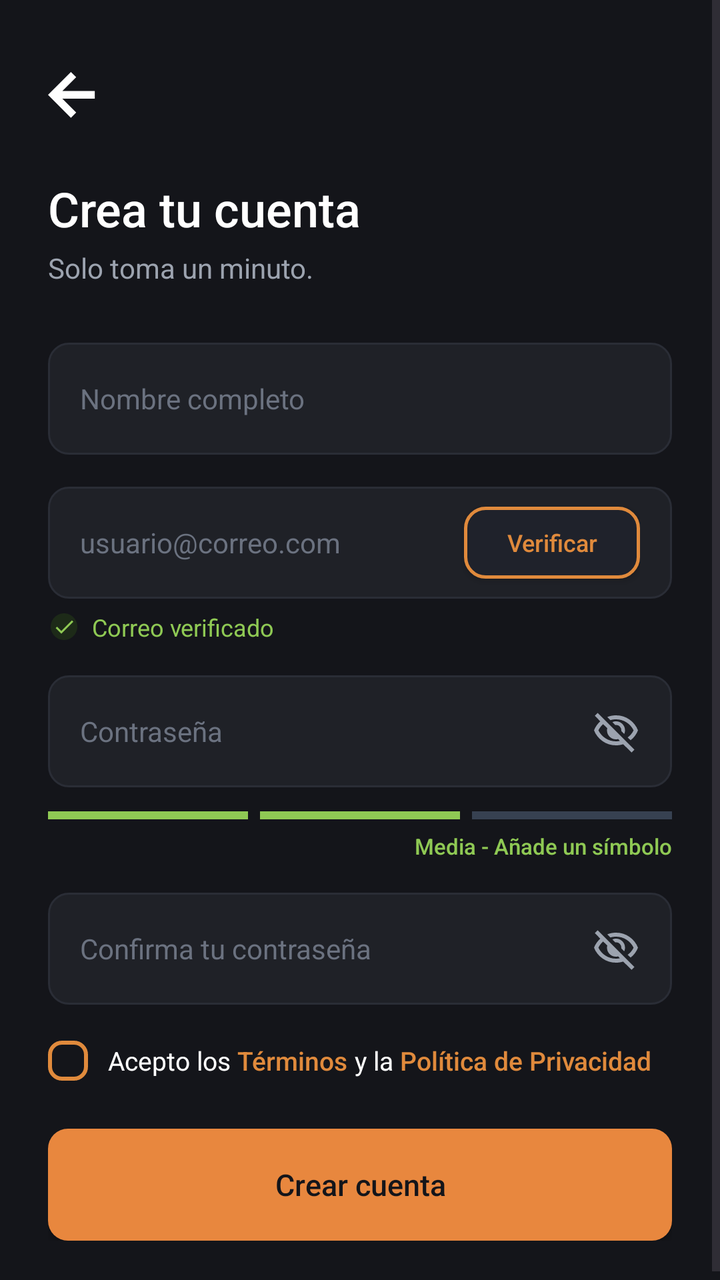
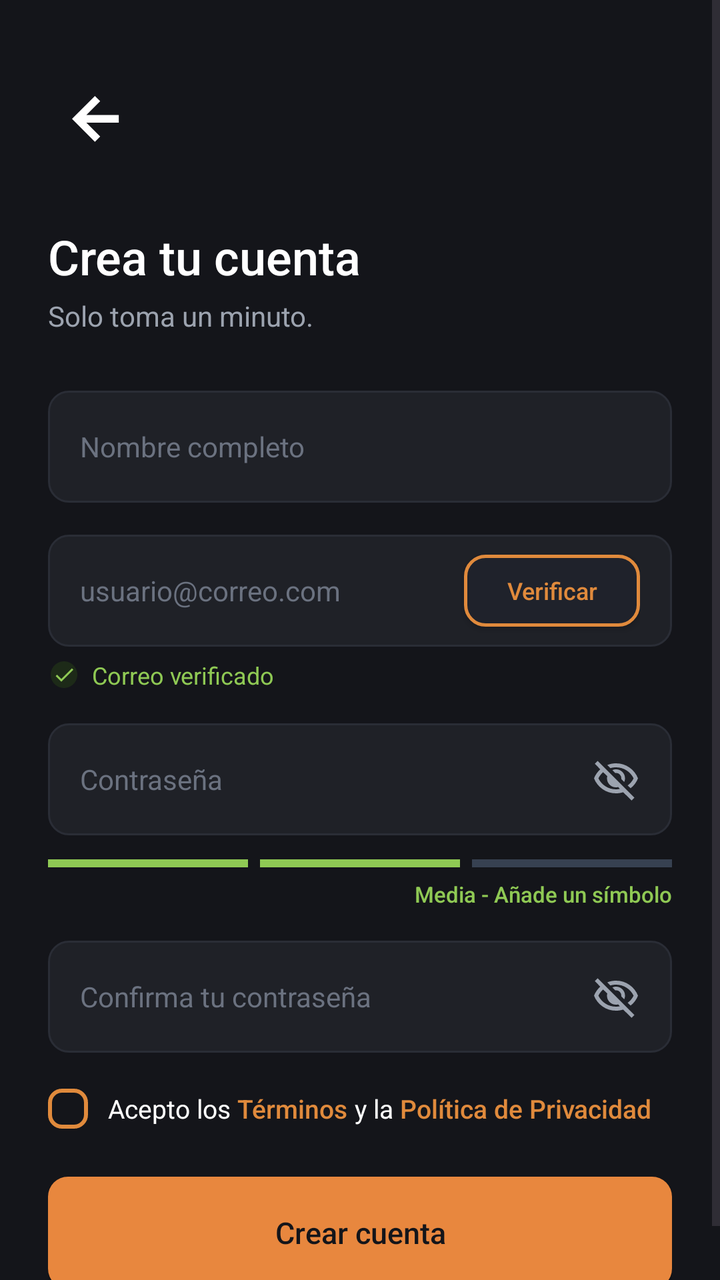

An Android layout rendered at two revisions. The XML below is the earlier revision; the diff shows what the commit changed to produce the second picture.
<!-- AndroidManifest.xml: application theme Theme.MyApplication -->
<!-- res/layout/activity_register.xml -->
<?xml version="1.0" encoding="utf-8"?>
<ScrollView xmlns:android="http://schemas.android.com/apk/res/android"
    xmlns:app="http://schemas.android.com/apk/res-auto"
    xmlns:tools="http://schemas.android.com/tools"
    android:layout_width="match_parent"
    android:layout_height="match_parent"
    android:background="#14151A"
    android:fillViewport="true">

    <androidx.constraintlayout.widget.ConstraintLayout
        android:layout_width="match_parent"
        android:layout_height="wrap_content"
        android:paddingHorizontal="24dp"
        android:paddingTop="36dp"
        android:paddingBottom="24dp">

        
        <ImageView
            android:id="@+id/btnBack"
            android:layout_width="24dp"
            android:layout_height="24dp"
            android:src="@drawable/flecha"
            app:layout_constraintStart_toStartOf="parent"
            app:layout_constraintTop_toTopOf="parent"
            app:tint="#FFFFFF" />

        
        <TextView
            android:id="@+id/tvTitle"
            android:layout_width="wrap_content"
            android:layout_height="wrap_content"
            android:layout_marginTop="28dp"
            android:fontFamily="sans-serif-medium"
            android:text="Crea tu cuenta"
            android:textColor="#FFFFFF"
            android:textSize="24sp"
            app:layout_constraintStart_toStartOf="parent"
            app:layout_constraintTop_toBottomOf="@id/btnBack" />

        <TextView
            android:id="@+id/tvSubtitle"
            android:layout_width="wrap_content"
            android:layout_height="wrap_content"
            android:layout_marginTop="4dp"
            android:text="Solo toma un minuto."
            android:textColor="#9CA3AF"
            android:textSize="14sp"
            app:layout_constraintStart_toStartOf="parent"
            app:layout_constraintTop_toBottomOf="@id/tvTitle" />

        
        <EditText
            android:id="@+id/etFullName"
            android:layout_width="match_parent"
            android:layout_height="56dp"
            android:layout_marginTop="28dp"
            android:background="@drawable/bg_security_badge"
            android:hint="Nombre completo"
            android:inputType="textPersonName"
            android:paddingHorizontal="16dp"
            android:textColor="#FFFFFF"
            android:textColorHint="#6B7280"
            android:textSize="14sp"
            app:layout_constraintTop_toBottomOf="@id/tvSubtitle" />

        
        <TextView
            android:id="@+id/tvFullNameError"
            android:layout_width="wrap_content"
            android:layout_height="wrap_content"
            android:layout_marginTop="4dp"
            android:textColor="#EF4444"
            android:textSize="11sp"
            android:visibility="gone"
            app:layout_constraintStart_toStartOf="parent"
            app:layout_constraintTop_toBottomOf="@id/etFullName" />

        
        <androidx.constraintlayout.widget.ConstraintLayout
            android:id="@+id/layoutEmailContainer"
            android:layout_width="match_parent"
            android:layout_height="56dp"
            android:layout_marginTop="16dp"
            android:background="@drawable/bg_security_badge"
            android:paddingHorizontal="16dp"
            app:layout_constraintTop_toBottomOf="@id/tvFullNameError">

            <EditText
                android:id="@+id/etEmail"
                android:layout_width="0dp"
                android:layout_height="match_parent"
                android:background="@null"
                android:hint="usuario@correo.com"
                android:inputType="textEmailAddress"
                android:textColor="#FFFFFF"
                android:textColorHint="#6B7280"
                android:textSize="14sp"
                app:layout_constraintEnd_toStartOf="@id/btnVerify"
                app:layout_constraintStart_toStartOf="parent" />

            
            <androidx.appcompat.widget.AppCompatButton
                android:id="@+id/btnVerify"
                android:layout_width="wrap_content"
                android:layout_height="36dp"
                android:background="@drawable/bg_button_orange_border"
                android:fontFamily="sans-serif-medium"
                android:paddingHorizontal="16dp"
                android:text="Verificar"
                android:textAllCaps="false"
                android:textColor="#E08A3C"
                android:textSize="12sp"
                app:backgroundTint="@null"
                app:layout_constraintBottom_toBottomOf="parent"
                app:layout_constraintEnd_toEndOf="parent"
                app:layout_constraintTop_toTopOf="parent" />
        </androidx.constraintlayout.widget.ConstraintLayout>

        
        <TextView
            android:id="@+id/tvEmailError"
            android:layout_width="wrap_content"
            android:layout_height="wrap_content"
            android:layout_marginTop="4dp"
            android:textColor="#EF4444"
            android:textSize="11sp"
            android:visibility="gone"
            app:layout_constraintStart_toStartOf="parent"
            app:layout_constraintTop_toBottomOf="@id/layoutEmailContainer" />

        
        <LinearLayout
            android:id="@+id/layoutEmailVerified"
            android:layout_width="wrap_content"
            android:layout_height="wrap_content"
            android:layout_marginTop="6dp"
            android:gravity="center_vertical"
            android:orientation="horizontal"
            app:layout_constraintStart_toStartOf="parent"
            app:layout_constraintTop_toBottomOf="@id/tvEmailError">

            <ImageView
                android:layout_width="16dp"
                android:layout_height="16dp"
                android:src="@drawable/ic_check_circle" />

            <TextView
                android:layout_width="wrap_content"
                android:layout_height="wrap_content"
                android:layout_marginStart="6dp"
                android:text="Correo verificado"
                android:textColor="#8FC954"
                android:textSize="12sp" />
        </LinearLayout>

        
        <androidx.constraintlayout.widget.ConstraintLayout
            android:id="@+id/layoutPasswordContainer"
            android:layout_width="match_parent"
            android:layout_height="56dp"
            android:layout_marginTop="16dp"
            android:background="@drawable/bg_security_badge"
            android:paddingHorizontal="16dp"
            app:layout_constraintTop_toBottomOf="@id/layoutEmailVerified">

            <EditText
                android:id="@+id/etPassword"
                android:layout_width="0dp"
                android:layout_height="match_parent"
                android:background="@null"
                android:hint="Contraseña"
                android:inputType="textPassword"
                android:textColor="#FFFFFF"
                android:textColorHint="#6B7280"
                android:textSize="14sp"
                app:layout_constraintEnd_toStartOf="@id/ivTogglePassword"
                app:layout_constraintStart_toStartOf="parent" />

            <ImageView
                android:id="@+id/ivTogglePassword"
                android:layout_width="24dp"
                android:layout_height="24dp"
                android:src="@drawable/ojo_cerrado"
                app:layout_constraintBottom_toBottomOf="parent"
                app:layout_constraintEnd_toEndOf="parent"
                app:layout_constraintTop_toTopOf="parent"
                app:tint="#9CA3AF" />
        </androidx.constraintlayout.widget.ConstraintLayout>

        
        <LinearLayout
            android:id="@+id/layoutPasswordStrength"
            android:layout_width="match_parent"
            android:layout_height="wrap_content"
            android:layout_marginTop="12dp"
            android:orientation="horizontal"
            app:layout_constraintTop_toBottomOf="@id/layoutPasswordContainer">

            <View
                android:layout_width="0dp"
                android:layout_height="4dp"
                android:layout_marginEnd="6dp"
                android:layout_weight="1"
                android:background="#8FC954" />

            <View
                android:layout_width="0dp"
                android:layout_height="4dp"
                android:layout_marginEnd="6dp"
                android:layout_weight="1"
                android:background="#8FC954" />

            <View
                android:layout_width="0dp"
                android:layout_height="4dp"
                android:layout_weight="1"
                android:background="#374151" />
        </LinearLayout>

        <TextView
            android:id="@+id/tvStrengthHint"
            android:layout_width="wrap_content"
            android:layout_height="wrap_content"
            android:layout_marginTop="6dp"
            android:fontFamily="sans-serif-medium"
            android:text="Media - Añade un símbolo"
            android:textColor="#8FC954"
            android:textSize="11sp"
            app:layout_constraintEnd_toEndOf="parent"
            app:layout_constraintTop_toBottomOf="@id/layoutPasswordStrength" />

        
        <androidx.constraintlayout.widget.ConstraintLayout
            android:id="@+id/layoutConfirmPasswordContainer"
            android:layout_width="match_parent"
            android:layout_height="56dp"
            android:layout_marginTop="16dp"
            android:background="@drawable/bg_security_badge"
            android:paddingHorizontal="16dp"
            app:layout_constraintTop_toBottomOf="@id/tvStrengthHint">

            <EditText
                android:id="@+id/etConfirmPassword"
                android:layout_width="0dp"
                android:layout_height="match_parent"
                android:background="@null"
                android:hint="Confirma tu contraseña"
                android:inputType="textPassword"
                android:textColor="#FFFFFF"
                android:textColorHint="#6B7280"
                android:textSize="14sp"
                app:layout_constraintEnd_toStartOf="@id/ivToggleConfirmPassword"
                app:layout_constraintStart_toStartOf="parent" />

            <ImageView
                android:id="@+id/ivToggleConfirmPassword"
                android:layout_width="24dp"
                android:layout_height="24dp"
                android:src="@drawable/ojo_cerrado"
                app:layout_constraintBottom_toBottomOf="parent"
                app:layout_constraintEnd_toEndOf="parent"
                app:layout_constraintTop_toTopOf="parent"
                app:tint="#9CA3AF" />
        </androidx.constraintlayout.widget.ConstraintLayout>

        
        <TextView
            android:id="@+id/tvConfirmPasswordError"
            android:layout_width="wrap_content"
            android:layout_height="wrap_content"
            android:layout_marginTop="4dp"
            android:textColor="#EF4444"
            android:textSize="11sp"
            android:visibility="gone"
            app:layout_constraintStart_toStartOf="parent"
            app:layout_constraintTop_toBottomOf="@id/layoutConfirmPasswordContainer" />

        
        <LinearLayout
            android:id="@+id/layoutTerms"
            android:layout_width="match_parent"
            android:layout_height="wrap_content"
            android:layout_marginTop="18dp"
            android:gravity="center_vertical"
            android:orientation="horizontal"
            app:layout_constraintTop_toBottomOf="@id/tvConfirmPasswordError">

            <CheckBox
                android:id="@+id/cbTerms"
                android:layout_width="20dp"
                android:layout_height="20dp"
                android:background="@android:color/transparent"
                android:button="@drawable/custom_checkbox"
                app:buttonTint="@null" />

            <TextView
                android:layout_width="wrap_content"
                android:layout_height="wrap_content"
                android:layout_marginStart="10dp"
                android:text="Acepto los "
                android:textColor="#FFFFFF"
                android:textSize="13sp" />

            <TextView
                android:id="@+id/tvTermsClick"
                android:layout_width="wrap_content"
                android:layout_height="wrap_content"
                android:fontFamily="sans-serif-medium"
                android:text="Términos"
                android:textColor="#E08A3C"
                android:textSize="13sp" />

            <TextView
                android:layout_width="wrap_content"
                android:layout_height="wrap_content"
                android:text=" y la "
                android:textColor="#FFFFFF"
                android:textSize="13sp" />

            <TextView
                android:id="@+id/tvPrivacyClick"
                android:layout_width="wrap_content"
                android:layout_height="wrap_content"
                android:fontFamily="sans-serif-medium"
                android:text="Política de Privacidad"
                android:textColor="#E08A3C"
                android:textSize="13sp" />
        </LinearLayout>

        
        <androidx.appcompat.widget.AppCompatButton
            android:id="@+id/btnCreateAccount"
            android:layout_width="match_parent"
            android:layout_height="56dp"
            android:layout_marginTop="24dp"
            android:background="@drawable/bg_primary_button"
            android:fontFamily="sans-serif-medium"
            android:text="Crear cuenta"
            android:textAllCaps="false"
            android:textColor="#14151A"
            android:textSize="15sp"
            app:backgroundTint="@null"
            app:layout_constraintTop_toBottomOf="@id/layoutTerms" />

    </androidx.constraintlayout.widget.ConstraintLayout>
</ScrollView>
<!-- resources referenced by this layout -->
<resources>
  <!-- drawable bg_button_orange_border (drawable) -->
  <?xml version="1.0" encoding="utf-8"?>
  <shape xmlns:android="http://schemas.android.com/apk/res/android"
      android:shape="rectangle">
  
      
      <solid android:color="#1F222B" />
  
      
      <corners android:radius="10dp" />
  
      
      <stroke
          android:width="1.5dp"
          android:color="#E08A3C" />
  
  </shape>
  <!-- drawable bg_primary_button (drawable) -->
  <?xml version="1.0" encoding="utf-8"?>
  <shape xmlns:android="http://schemas.android.com/apk/res/android"
      android:shape="rectangle">
      <corners android:radius="10dp" />
      <solid android:color="#E8873E" />
  </shape>
  <!-- drawable bg_security_badge (drawable) -->
  <?xml version="1.0" encoding="utf-8"?>
  <shape xmlns:android="http://schemas.android.com/apk/res/android"
      android:shape="rectangle">
      <solid android:color="#1F2127" />
      <stroke
          android:width="1dp"
          android:color="#2A2D36" />
      <corners android:radius="10dp" />
  </shape>
  <!-- drawable flecha (drawable) -->
  <vector xmlns:android="http://schemas.android.com/apk/res/android"
      android:width="15dp"
      android:height="15dp"
      android:viewportWidth="15"
      android:viewportHeight="15">
    <path
        android:pathData="M7.159,14.318L0,7.159L7.159,-0L8.807,1.633L4.482,5.959H14.616V8.359H4.482L8.807,12.677L7.159,14.318Z"
        android:fillColor="#9A9A9A"/>
  </vector>
  <!-- drawable ic_check_circle (drawable) -->
  <?xml version="1.0" encoding="utf-8"?>
  <vector xmlns:android="http://schemas.android.com/apk/res/android"
      android:width="18dp"
      android:height="18dp"
      android:viewportWidth="24"
      android:viewportHeight="24">
  
      
      <path
          android:fillColor="#1D2A18"
          android:pathData="M12,2 C6.48,2 2,6.48 2,12 C2,17.52 6.48,22 12,22 C17.52,22 22,17.52 22,12 C22,6.48 17.52,2 12,2 Z" />
  
      
      <path
          android:fillColor="#8FC954"
          android:pathData="M10,15.17 L6.83,12 L5.77,13.06 L10,17.29 L19,8.29 L17.94,7.23 Z" />
  </vector>
  <!-- drawable ojo_cerrado (drawable) -->
  <vector xmlns:android="http://schemas.android.com/apk/res/android"
      android:width="24dp"
      android:height="24dp"
      android:viewportWidth="960"
      android:viewportHeight="960">
    <path
        android:pathData="m644,532 l-58,-58q9,-47 -27,-88t-93,-32l-58,-58q17,-8 34.5,-12t37.5,-4q75,0 127.5,52.5T660,460q0,20 -4,37.5T644,532ZM772,658 L714,602q38,-29 67.5,-63.5T832,460q-50,-101 -143.5,-160.5T480,240q-29,0 -57,4t-55,12l-62,-62q41,-17 84,-25.5t90,-8.5q151,0 269,83.5T920,460q-23,59 -60.5,109.5T772,658ZM792,904L624,738q-35,11 -70.5,16.5T480,760q-151,0 -269,-83.5T40,460q21,-53 53,-98.5t73,-81.5L56,168l56,-56 736,736 -56,56ZM222,336q-29,26 -53,57t-41,67q50,101 143.5,160.5T480,680q20,0 39,-2.5t39,-5.5l-36,-38q-11,3 -21,4.5t-21,1.5q-75,0 -127.5,-52.5T300,460q0,-11 1.5,-21t4.5,-21l-84,-82ZM541,429ZM390,504Z"
        android:fillColor="#71717A"/>
  </vector>
  <style name="Theme.MyApplication" parent="Base.Theme.MyApplication" />
  <!-- drawable ic_check (drawable) -->
  <vector xmlns:android="http://schemas.android.com/apk/res/android"
      android:width="18dp"
      android:height="18dp"
      android:viewportWidth="24"
      android:viewportHeight="24">
      <path
          android:fillColor="#FFFFFF"
          android:pathData="M9,16.2L4.8,12l-1.4,1.4L9,19 21,7l-1.4,-1.4L9,16.2z"/>
  </vector>
  <style name="Base.Theme.MyApplication" parent="Theme.Material3.DayNight.NoActionBar">
          <item name="android:windowBackground">#000000</item>
      </style>
  <!-- unchanged entries left out for length: 1 -->
</resources>

<!-- the commit's change to res/layout/activity_register.xml (unified diff, before → after) -->
@@ -17,8 +17,10 @@
         
         <ImageView
             android:id="@+id/btnBack"
-            android:layout_width="24dp"
-            android:layout_height="24dp"
+            android:layout_width="48dp"
+            android:layout_height="48dp"
+            android:contentDescription="Volver"
+            android:padding="12dp"
             android:src="@drawable/flecha"
             app:layout_constraintStart_toStartOf="parent"
             app:layout_constraintTop_toTopOf="parent"
